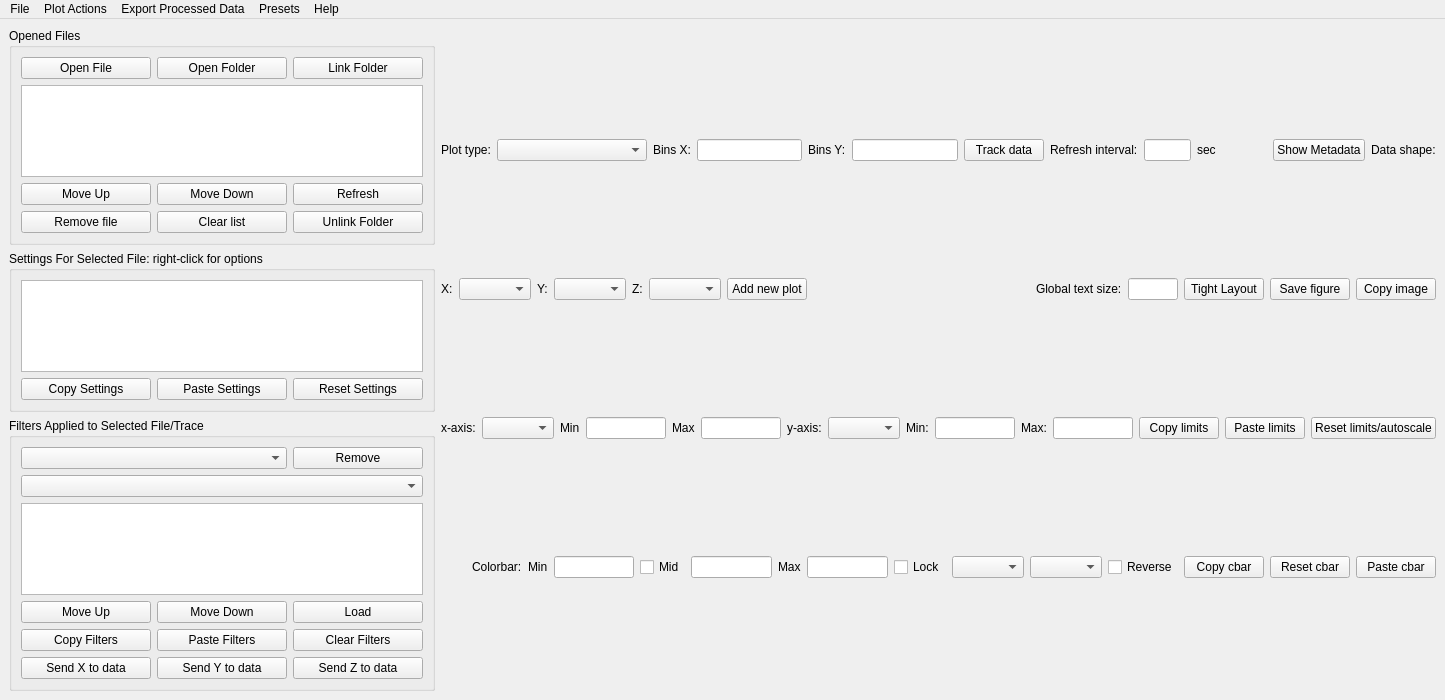
First picture: the form in qcodesplusplus/plotting/offline/design.ui, repository qcodespp/qcodespp, before the edit.
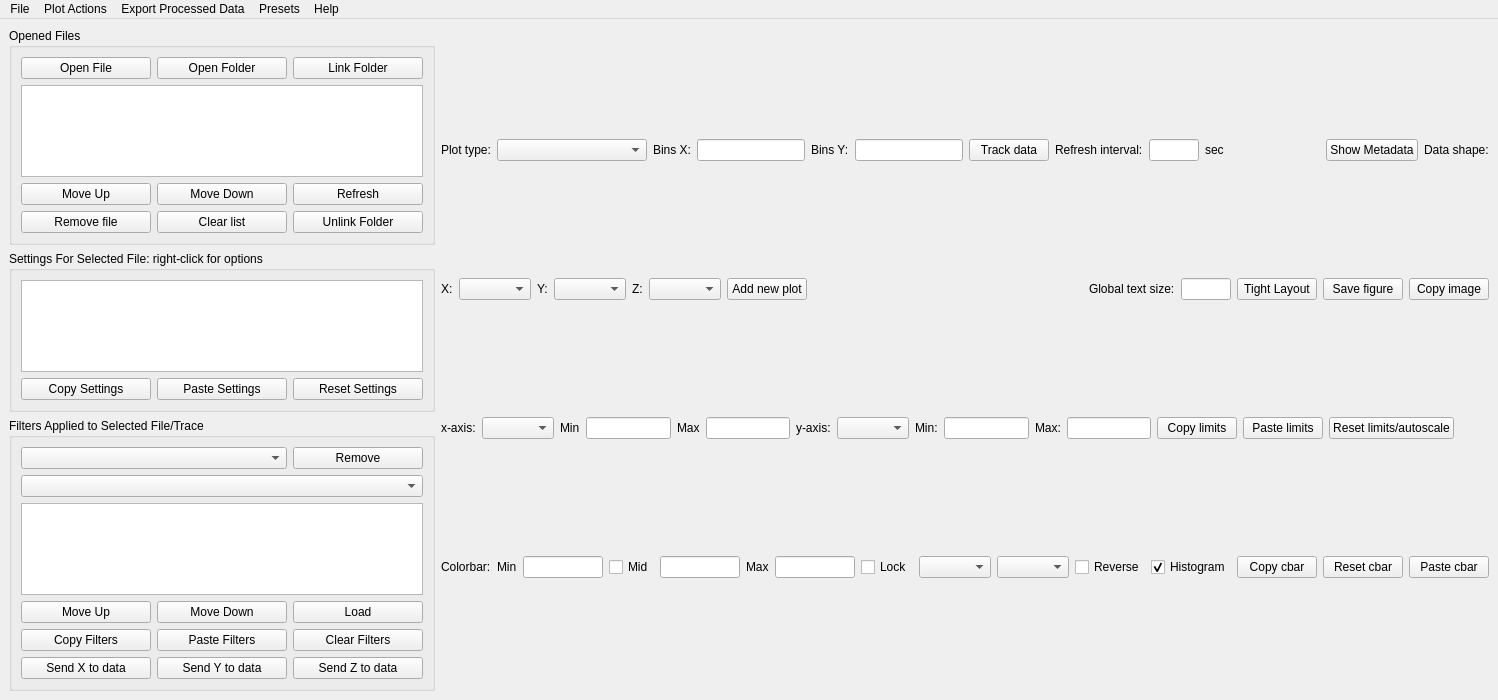
Second picture: the form after the edit. Icons and pictures are not drawn.

Commit message: IG: add/remove cbar histogram

```diff
--- a/qcodesplusplus/plotting/offline/design.ui
+++ b/qcodesplusplus/plotting/offline/design.ui
@@ -1019,14 +1019,7 @@
        </layout>
       </item>
       <item>
-       <layout class="QGridLayout" name="view_layout" rowstretch="0" columnstretch="0,0,0,0,0,0,0,0,0,0,0,0,0,0,0" columnminimumwidth="0,0,0,0,0,0,0,0,0,0,0,0,0,0,0">
-        <item row="0" column="4">
-         <widget class="QCheckBox" name="mid_checkbox">
-          <property name="text">
-           <string>Mid</string>
-          </property>
-         </widget>
-        </item>
+       <layout class="QGridLayout" name="view_layout" rowstretch="0" columnstretch="0,0,0,0,0,0,0,0,0,0,0,0,0,0,0,0" columnminimumwidth="0,0,0,0,0,0,0,0,0,0,0,0,0,0,0,0">
         <item row="0" column="3">
          <widget class="QLineEdit" name="min_line_edit">
           <property name="enabled">
@@ -1105,6 +1098,13 @@
           </property>
          </widget>
         </item>
+        <item row="0" column="4">
+         <widget class="QCheckBox" name="mid_checkbox">
+          <property name="text">
+           <string>Mid</string>
+          </property>
+         </widget>
+        </item>
         <item row="0" column="2">
          <widget class="QLabel" name="min_label">
           <property name="sizePolicy">
@@ -1118,19 +1118,6 @@
           </property>
          </widget>
         </item>
-        <item row="0" column="6">
-         <widget class="QLabel" name="max_label">
-          <property name="sizePolicy">
-           <sizepolicy hsizetype="Minimum" vsizetype="Preferred">
-            <horstretch>0</horstretch>
-            <verstretch>0</verstretch>
-           </sizepolicy>
-          </property>
-          <property name="text">
-           <string>Max</string>
-          </property>
-         </widget>
-        </item>
         <item row="0" column="8">
          <widget class="QCheckBox" name="lock_checkbox">
           <property name="text">
@@ -1138,6 +1125,19 @@
           </property>
          </widget>
         </item>
+        <item row="0" column="6">
+         <widget class="QLabel" name="max_label">
+          <property name="sizePolicy">
+           <sizepolicy hsizetype="Minimum" vsizetype="Preferred">
+            <horstretch>0</horstretch>
+            <verstretch>0</verstretch>
+           </sizepolicy>
+          </property>
+          <property name="text">
+           <string>Max</string>
+          </property>
+         </widget>
+        </item>
         <item row="0" column="11">
          <widget class="QCheckBox" name="reverse_colors_box">
           <property name="text">
@@ -1171,14 +1171,21 @@
           </property>
          </widget>
         </item>
-        <item row="0" column="14">
+        <item row="0" column="1">
+         <widget class="QLabel" name="colorbar_label">
+          <property name="text">
+           <string>Colorbar:</string>
+          </property>
+         </widget>
+        </item>
+        <item row="0" column="15">
          <widget class="QPushButton" name="paste_view_button">
           <property name="text">
            <string>Paste cbar</string>
           </property>
          </widget>
         </item>
-        <item row="0" column="12">
+        <item row="0" column="13">
          <widget class="QPushButton" name="copy_view_button">
           <property name="text">
            <string>Copy cbar</string>
@@ -1198,20 +1205,23 @@
           </property>
          </spacer>
         </item>
-        <item row="0" column="1">
-         <widget class="QLabel" name="colorbar_label">
-          <property name="text">
-           <string>Colorbar:</string>
-          </property>
-         </widget>
-        </item>
-        <item row="0" column="13">
+        <item row="0" column="14">
          <widget class="QPushButton" name="reset_limits_button">
           <property name="text">
            <string>Reset cbar</string>
           </property>
          </widget>
         </item>
+        <item row="0" column="12">
+         <widget class="QCheckBox" name="cbar_hist_checkbox">
+          <property name="text">
+           <string>Histogram</string>
+          </property>
+          <property name="checked">
+           <bool>true</bool>
+          </property>
+         </widget>
+        </item>
        </layout>
       </item>
      </layout>
```
The commit also changes 4 other files.
